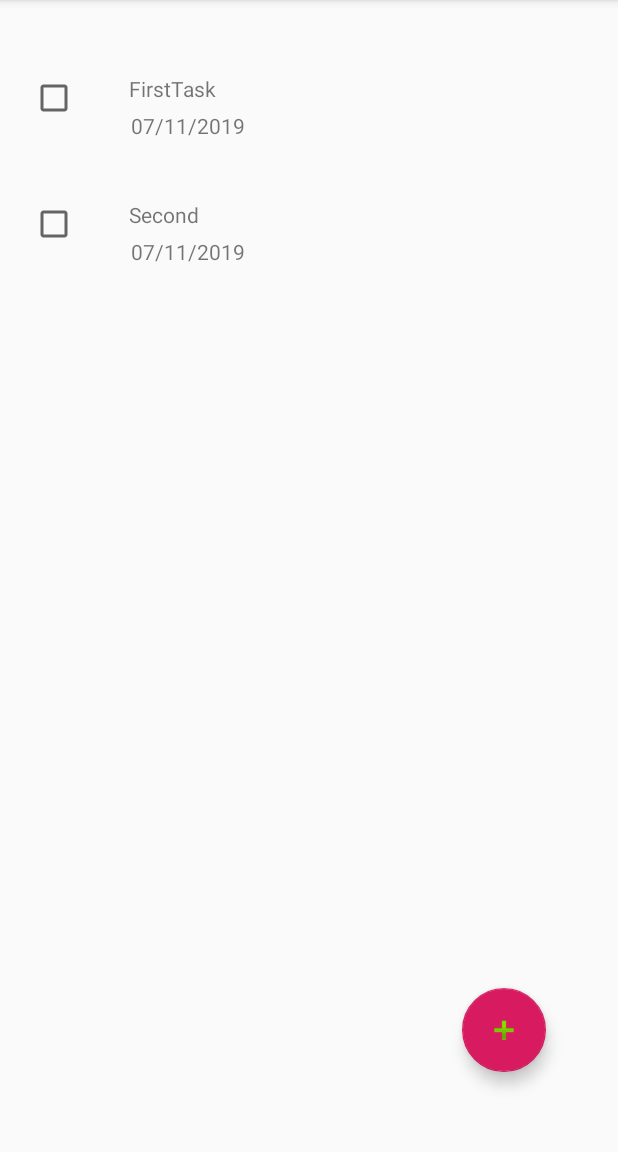
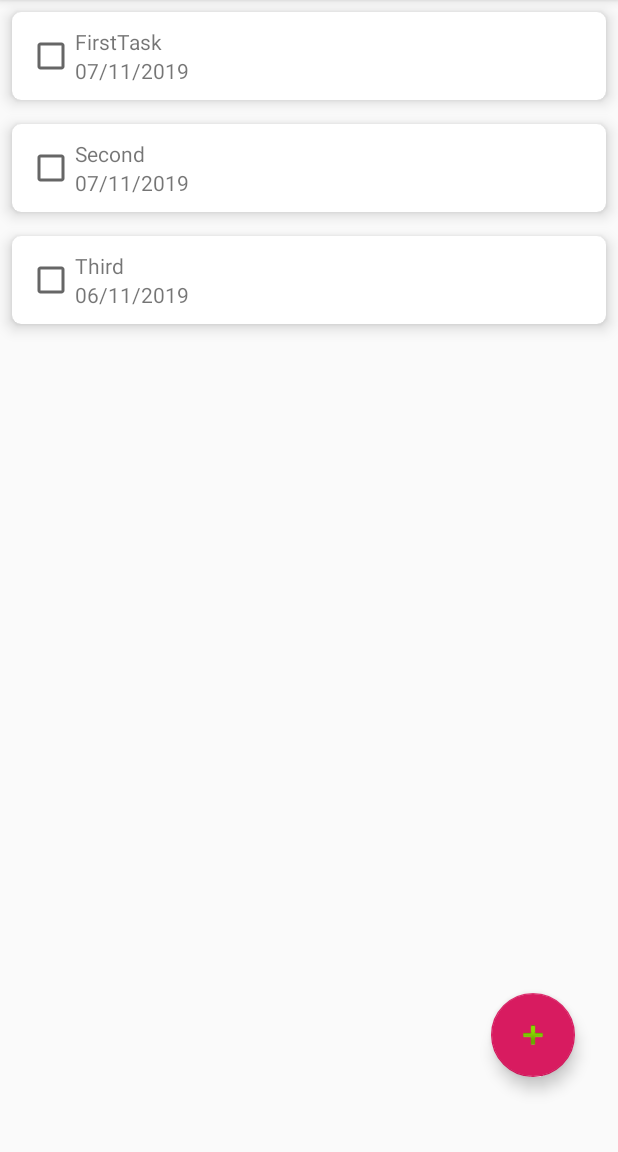
Before and after one commit to pkazmierski/mobile-2019, an Android app: the screen it shows after launch (TaskListActivity), after a tap on "OPEN CHECKLIST", on a phone screen of 412 x 824 dp, the part 84-1236 px from its top. Run offline under Robolectric (Android 15) with nearby library versions, the phone set to English and light mode, and no system bars.

Commit message:
Fixed layout, added extra visual interactivity, added mockup filtering.

```diff
--- a/app/src/main/java/com/example/kandydatpl/ChecklistItem.java
+++ b/app/src/main/java/com/example/kandydatpl/ChecklistItem.java
@@ -27,6 +27,14 @@ public class ChecklistItem implements Serializable {
         this.title = title;
         this.done = done;
         this.deadline = new Date();
+    }
+
+    public ChecklistItem(String title, String description, boolean userCrated, boolean done, Date deadline) {
+        this.title = title;
+        this.description = description;
+        this.userCrated = userCrated;
+        this.done = done;
+        this.deadline = deadline;
     }
 
     public static int getId() {
@@ -76,4 +84,6 @@ public class ChecklistItem implements Serializable {
     public void setDeadline(Date deadline) {
         this.deadline = deadline;
     }
+
+
 }
--- a/app/src/main/java/com/example/kandydatpl/MainActivity.java
+++ b/app/src/main/java/com/example/kandydatpl/MainActivity.java
@@ -6,6 +6,8 @@ import android.os.Bundle;
 import android.view.View;
 import android.widget.Button;
 import android.widget.Toast;
+
+import java.util.Calendar;
 
 public class MainActivity extends AppCompatActivity {
 
@@ -28,6 +30,8 @@ public class MainActivity extends AppCompatActivity {
 
     public void openChecklist(View view) {
         Intent intent = new Intent(this, TaskListActivity.class);
+        //uncomment to filter
+        //intent.putExtra("filterDate", Calendar.getInstance().getTime());
         startActivity(intent);
     }
 
--- a/app/src/main/java/com/example/kandydatpl/RecyclerViewAdapter.java
+++ b/app/src/main/java/com/example/kandydatpl/RecyclerViewAdapter.java
@@ -2,7 +2,11 @@ package com.example.kandydatpl;
 
 import android.app.Activity;
 import android.content.Intent;
+import android.content.res.ColorStateList;
+import android.graphics.Color;
+import android.graphics.Paint;
 import android.support.annotation.NonNull;
+import android.support.v7.widget.CardView;
 import android.support.v7.widget.RecyclerView;
 import android.util.Log;
 import android.view.LayoutInflater;
@@ -14,15 +18,18 @@ import android.widget.TextView;
 
 import java.text.SimpleDateFormat;
 import java.util.ArrayList;
+import java.util.List;
 
 public class RecyclerViewAdapter extends RecyclerView.Adapter<RecyclerViewAdapter.ViewHolder>{
 
     private static final String TAG = "RecyclerViewAdapter";
-    private ArrayList<ChecklistItem> listItemTexts = new ArrayList<>();
+    private List<ChecklistItem> listItemTexts = new ArrayList<>();
     private Activity context;
     private SimpleDateFormat formatter;
+    private ChecklistItem mRecentlyDeletedItem;
+    private int mRecentlyDeletedItemPosition;
 
-    public RecyclerViewAdapter(ArrayList<ChecklistItem> listItemTexts, Activity context) {
+    public RecyclerViewAdapter(List<ChecklistItem> listItemTexts, Activity context) {
         this.listItemTexts = listItemTexts;
         this.context = context;
     }
@@ -43,6 +50,10 @@ public class RecyclerViewAdapter extends RecyclerView.Adapter<RecyclerViewAdapte
         notifyDataSetChanged();
     }
 
+    public ChecklistItem getItemFromList(int index){
+        return listItemTexts.get(index);
+    }
+
     @NonNull
     @Override
     public ViewHolder onCreateViewHolder(@NonNull ViewGroup viewGroup, int i) {
@@ -59,7 +70,6 @@ public class RecyclerViewAdapter extends RecyclerView.Adapter<RecyclerViewAdapte
         ChecklistItem item = listItemTexts.get(i);
         viewHolder.listItem.setText(item.getTitle());
 
-
         viewHolder.dateDisplay.setText(formatter.format(item.getDeadline().getTime()));
 
 
@@ -67,6 +77,17 @@ public class RecyclerViewAdapter extends RecyclerView.Adapter<RecyclerViewAdapte
         viewHolder.listItemCheckbox.setOnCheckedChangeListener((buttonView, isChecked) -> {
             item.setDone(isChecked);
             //notifyDataSetChanged();
+            if(isChecked){
+                viewHolder.listItem.setPaintFlags(viewHolder.listItem.getPaintFlags() | Paint.STRIKE_THRU_TEXT_FLAG);
+                viewHolder.cardViewItem.setCardBackgroundColor(Color.parseColor("gray"));
+                viewHolder.dateDisplay.setPaintFlags(viewHolder.listItem.getPaintFlags() | Paint.STRIKE_THRU_TEXT_FLAG);
+            }
+            else{
+                viewHolder.listItem.setPaintFlags(viewHolder.listItem.getPaintFlags() & (~Paint.STRIKE_THRU_TEXT_FLAG));
+                viewHolder.cardViewItem.setCardBackgroundColor(viewHolder.defaultColor);
+                viewHolder.dateDisplay.setPaintFlags(viewHolder.listItem.getPaintFlags() & (~Paint.STRIKE_THRU_TEXT_FLAG));
+                //viewHolder.listItem.setTextColor(Color.parseColor("black"));
+            }
         });
 
 //        viewHolder.editItem.setOnClickListener(v -> {
@@ -84,6 +105,19 @@ public class RecyclerViewAdapter extends RecyclerView.Adapter<RecyclerViewAdapte
         });
     }
 
+    public void deleteItem(int position) {
+        mRecentlyDeletedItem = listItemTexts.get(position);
+        mRecentlyDeletedItemPosition = position;
+        listItemTexts.remove(position);
+        notifyItemRemoved(position);
+    }
+
+    public void undoDelete() {
+        listItemTexts.add(mRecentlyDeletedItemPosition,
+                mRecentlyDeletedItem);
+        notifyItemInserted(mRecentlyDeletedItemPosition);
+    }
+
     @Override
     public int getItemCount() {
         return listItemTexts.size();
@@ -91,18 +125,21 @@ public class RecyclerViewAdapter extends RecyclerView.Adapter<RecyclerViewAdapte
 
     public class ViewHolder extends RecyclerView.ViewHolder{
 
+        CardView cardViewItem;
         TextView listItem;
         CheckBox listItemCheckbox;
         Button editItem;
         View view;
         TextView dateDisplay;
-
+        ColorStateList defaultColor;
         public ViewHolder(@NonNull View itemView) {
             super(itemView);
             listItem = itemView.findViewById(R.id.itemText);
             listItemCheckbox = itemView.findViewById(R.id.itemCheckBox);
             //editItem = itemView.findViewById(R.id.editItemButton);
             dateDisplay = itemView.findViewById(R.id.dateDisplay);
+            cardViewItem = itemView.findViewById(R.id.parent_layout);
+            defaultColor = cardViewItem.getCardBackgroundColor();
             this.view = itemView;
         }
     }
--- a/app/src/main/java/com/example/kandydatpl/TaskListActivity.java
+++ b/app/src/main/java/com/example/kandydatpl/TaskListActivity.java
@@ -4,6 +4,7 @@ import android.content.Intent;
 import android.support.annotation.NonNull;
 import android.support.annotation.Nullable;
 import android.support.design.widget.FloatingActionButton;
+import android.support.design.widget.Snackbar;
 import android.support.v7.app.AppCompatActivity;
 import android.os.Bundle;
 import android.support.v7.widget.LinearLayoutManager;
@@ -19,31 +20,46 @@ import android.widget.Toast;
 
 import java.io.File;
 import java.util.ArrayList;
+import java.util.Calendar;
 import java.util.Collections;
+import java.util.Date;
+import java.util.List;
+import java.util.stream.Collectors;
 
 public class TaskListActivity extends AppCompatActivity implements View.OnClickListener, AdapterView.OnItemClickListener {
 
     private EditText itemET;
     private Button btn;
-    private ArrayList<String> items;
+    private List<String> items;
     private RecyclerViewAdapter adapter;
 
-    private ArrayList<ChecklistItem> testArray;
+    private List<ChecklistItem> testArray;
     public static int newItemRequest = 1;
     public static int editItemRequest = 2;
     private RecyclerView recyclerView;
     private FloatingActionButton floatingActionButton;
+    private ChecklistItem mRecentlyDeletedItem;
+    private int mRecentlyDeletedItemPosition;
 
     public TaskListActivity() {
         testArray = new ArrayList<>();
-        testArray.add(new ChecklistItem("FirstTask", false));
+        testArray.add(new ChecklistItem("FirstTask", "", false, false, new Date()));
         testArray.add(new ChecklistItem("Second", false));
+        Calendar cal = Calendar.getInstance();
+        cal.set(2019, 10, 6);
+        testArray.add(new ChecklistItem("Third", "Description", false, cal.getTime()));
     }
 
     @Override
     protected void onCreate(Bundle savedInstanceState) {
         super.onCreate(savedInstanceState);
         setContentView(R.layout.activity_task_list);
+
+        Intent dateFilterIntent = getIntent();
+        Date filterDate = (Date) dateFilterIntent.getSerializableExtra("filterDate");
+        if(filterDate != null){
+            testArray = testArray.stream().filter(item -> item.getDeadline().after(filterDate)).collect(Collectors.toList());
+        }
 
         recyclerView = findViewById(R.id.taskListView);
         floatingActionButton = findViewById(R.id.addTaskButton);
@@ -60,7 +76,7 @@ public class TaskListActivity extends AppCompatActivity implements View.OnClickL
         recyclerView.setAdapter(adapter);
         recyclerView.setLayoutManager(new LinearLayoutManager(this));
 
-        ItemTouchHelper helper = new ItemTouchHelper(new ItemTouchHelper.SimpleCallback(ItemTouchHelper.UP | ItemTouchHelper.DOWN, ItemTouchHelper.RIGHT) {
+        ItemTouchHelper helper = new ItemTouchHelper(new ItemTouchHelper.SimpleCallback(ItemTouchHelper.UP | ItemTouchHelper.DOWN, ItemTouchHelper.LEFT) {
             @Override
             public boolean onMove(@NonNull RecyclerView recyclerView, @NonNull RecyclerView.ViewHolder dragged, @NonNull RecyclerView.ViewHolder target) {
 
@@ -75,12 +91,24 @@ public class TaskListActivity extends AppCompatActivity implements View.OnClickL
             @Override
             public void onSwiped(@NonNull RecyclerView.ViewHolder viewHolder, int i) {
                 int index = viewHolder.getAdapterPosition();
-                testArray.remove(index);
+                adapter.deleteItem(index);
+                //testArray.remove(index);
                 adapter.notifyItemRemoved(index);
+                showUndoSnackbar();
+
             }
         });
         helper.attachToRecyclerView(recyclerView);
     }
+
+    private void showUndoSnackbar() {
+        View view = recyclerView.findViewById(R.id.parent_layout);
+        Snackbar snackbar = Snackbar.make(view, R.string.snack_bar_text,
+                Snackbar.LENGTH_LONG);
+        snackbar.setAction(R.string.snack_bar_undo, v -> adapter.undoDelete());
+        snackbar.show();
+    }
+
 
     @Override
     protected void onActivityResult(int requestCode, int resultCode, @Nullable Intent data) {
@@ -111,7 +139,7 @@ public class TaskListActivity extends AppCompatActivity implements View.OnClickL
     public void onItemClick(AdapterView<?> parent, View view, int position, long id) {
         items.remove(position);
         adapter.notifyDataSetChanged();
-        FileHelper.writeData(items, this);
+        //FileHelper.writeData(items, this);
         Toast.makeText(this, "Delete", Toast.LENGTH_SHORT).show();
 
     }
--- a/app/src/main/res/layout/activity_task_list.xml
+++ b/app/src/main/res/layout/activity_task_list.xml
@@ -1,34 +1,29 @@
 <?xml version="1.0" encoding="utf-8"?>
-<LinearLayout xmlns:android="http://schemas.android.com/apk/res/android"
+<android.support.constraint.ConstraintLayout xmlns:android="http://schemas.android.com/apk/res/android"
     xmlns:app="http://schemas.android.com/apk/res-auto"
     xmlns:tools="http://schemas.android.com/tools"
     android:layout_width="match_parent"
     android:layout_height="match_parent">
 
-    <android.support.constraint.ConstraintLayout
-        android:layout_width="match_parent"
-        android:layout_height="match_parent">
+    <android.support.v7.widget.RecyclerView
+        android:id="@+id/taskListView"
+        android:layout_width="0dp"
+        android:layout_height="0dp"
+        app:layout_constraintBottom_toTopOf="@+id/addTaskButton"
+        app:layout_constraintEnd_toEndOf="parent"
+        app:layout_constraintStart_toStartOf="parent"
+        app:layout_constraintTop_toTopOf="parent" />
 
     <android.support.design.widget.FloatingActionButton
         android:id="@+id/addTaskButton"
         android:layout_width="56dp"
         android:layout_height="57dp"
+        android:layout_marginBottom="50dp"
         android:clickable="true"
         app:layout_constraintBottom_toBottomOf="parent"
         app:layout_constraintEnd_toEndOf="parent"
-            app:layout_constraintHorizontal_bias="0.865"
+        app:layout_constraintHorizontal_bias="0.92"
         app:layout_constraintStart_toStartOf="parent"
-            app:layout_constraintTop_toTopOf="parent"
-            app:layout_constraintVertical_bias="0.925"
         app:srcCompat="@android:drawable/ic_input_add" />
 
-        <android.support.v7.widget.RecyclerView
-            android:id="@+id/taskListView"
-            android:layout_width="409dp"
-            android:layout_height="639dp"
-            app:layout_constraintBottom_toBottomOf="parent"
-            app:layout_constraintStart_toStartOf="parent"
-            app:layout_constraintTop_toTopOf="parent"
-            app:layout_constraintVertical_bias="0.228" />
 </android.support.constraint.ConstraintLayout>
-</LinearLayout>
--- a/app/src/main/res/layout/layout_listitem.xml
+++ b/app/src/main/res/layout/layout_listitem.xml
@@ -1,31 +1,47 @@
 <?xml version="1.0" encoding="utf-8"?>
-<RelativeLayout xmlns:android="http://schemas.android.com/apk/res/android"
-    android:layout_width="match_parent" android:layout_height="wrap_content"
-    android:padding="20dp"
-    android:id="@+id/parent_layout">
+<android.support.v7.widget.CardView xmlns:android="http://schemas.android.com/apk/res/android"
+    xmlns:card_view="http://schemas.android.com/apk/res-auto"
+    android:id="@+id/parent_layout"
+    android:orientation="vertical"
+    android:layout_width="match_parent"
+    android:layout_height="wrap_content"
+    android:layout_margin="8dp"
+    card_view:cardCornerRadius="6dp"
+    card_view:cardElevation="6dp">
+
+    <LinearLayout
+        android:layout_width="match_parent"
+        android:layout_height="match_parent"
+        android:orientation="horizontal"
+        android:padding="10dp">
 
         <CheckBox
             android:id="@+id/itemCheckBox"
             android:layout_width="wrap_content"
-        android:layout_height="wrap_content" />
+            android:layout_height="match_parent" />
+
+        <LinearLayout
+            android:layout_width="match_parent"
+            android:layout_height="match_parent"
+            android:orientation="vertical"
+            android:layout_weight="7">
 
             <TextView
                 android:id="@+id/itemText"
                 android:layout_width="wrap_content"
                 android:layout_height="wrap_content"
-        android:layout_marginLeft="34dp"
-        android:layout_toRightOf="@+id/itemCheckBox"
+                android:layout_weight="1"
                 android:text="Placeholder" />
 
             <TextView
                 android:id="@+id/dateDisplay"
                 android:layout_width="wrap_content"
                 android:layout_height="wrap_content"
-        android:layout_below="@+id/itemText"
-        android:layout_alignStart="@+id/itemText"
-        android:layout_marginStart="1dp"
-        android:layout_marginTop="5dp"
+                android:layout_weight="1"
                 android:editable="false"
                 android:text="TextView" />
 
-</RelativeLayout>
+        </LinearLayout>
+    </LinearLayout>
+
+</android.support.v7.widget.CardView>
--- a/app/src/main/res/values/strings.xml
+++ b/app/src/main/res/values/strings.xml
@@ -1,3 +1,5 @@
 <resources>
     <string name="app_name">KandydatPL</string>
+    <string name="snack_bar_text">1 Item deleted</string>
+    <string name="snack_bar_undo">Undo</string>
 </resources>
```
Lines whose indentation alone changed are shown as unchanged.
